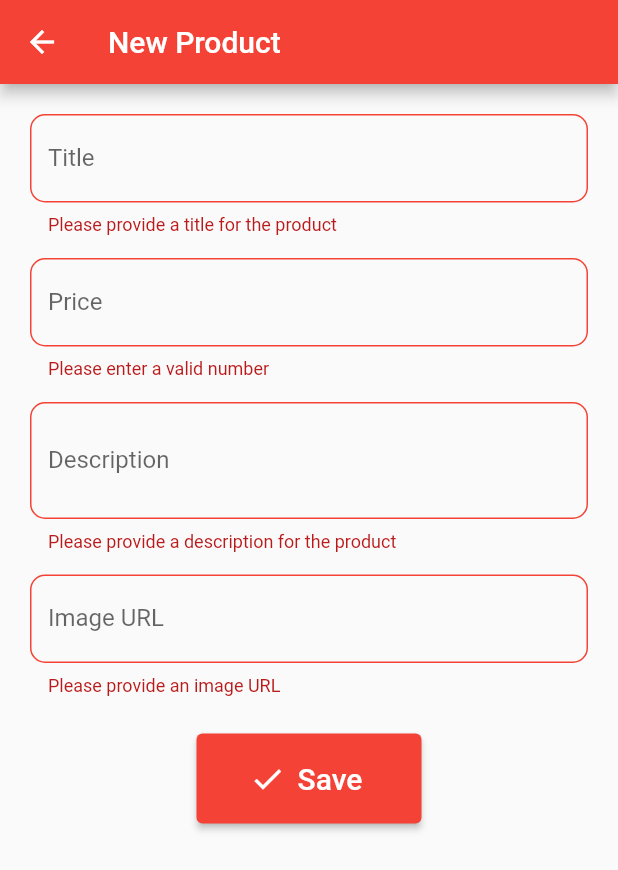
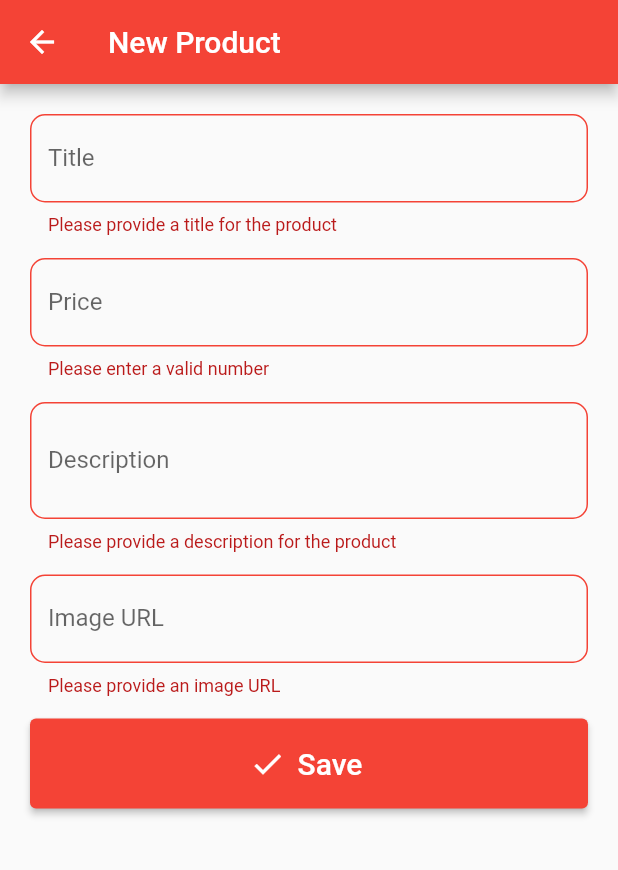
Before and after one commit to Faris-Hadziomerovic/flutter-shop-app, a Flutter app: the AddEditUserProductsScreen screen opened by its route, after a tap on "Save", on a phone screen of 412 x 824 dp. Shown: the top 870 px of the screen. Run offline on Flutter 3.47's test engine with Material 2 defaults, Android fonts, the phone set to English and light mode, and no system bars; our stand-ins replace fluttertoast; network calls fail.

Commit message:
finished add/edit product form with logic, updated style of user-products screen

```diff
--- a/lib/screens/add_edit_user_products_screen.dart
+++ b/lib/screens/add_edit_user_products_screen.dart
@@ -5,15 +5,9 @@ import '../providers/products_provider.dart';
 import '../widgets/add-edit-user-products/product_properties_form.dart';
 
 class AddEditUserProductsScreen extends StatelessWidget {
-  static const newProductRouteName = '/new-product';
-  static const editProductRouteName = '/edit-product';
+  static const routeName = '/add-edit-product';
 
-  final bool editExistingProduct;
-
-  const AddEditUserProductsScreen({
-    super.key,
-    this.editExistingProduct = false,
-  });
+  const AddEditUserProductsScreen({super.key});
 
   @override
   Widget build(BuildContext context) {
@@ -22,7 +16,7 @@ class AddEditUserProductsScreen extends StatelessWidget {
 
     return Scaffold(
       appBar: AppBar(
-        title: Text(editExistingProduct ? 'Edit Product' : 'New Product'),
+        title: Text(productId != null ? 'Edit Product' : 'New Product'),
       ),
       body: ProductPropertiesForm(product: product),
     );
--- a/lib/widgets/add-edit-user-products/product_properties_form.dart
+++ b/lib/widgets/add-edit-user-products/product_properties_form.dart
@@ -1,9 +1,12 @@
 import 'package:flutter/material.dart';
+import 'package:provider/provider.dart';
+import 'package:fluttertoast/fluttertoast.dart';
 
 import '../../helpers/input_helper.dart';
 import '../../helpers/validator.dart';
 import '../../models/mutable_product.dart';
 import '../../providers/product.dart';
+import '../../providers/products_provider.dart';
 
 class ProductPropertiesForm extends StatefulWidget {
   final Product? product;
@@ -15,18 +18,22 @@ class ProductPropertiesForm extends StatefulWidget {
 }
 
 class _ProductPropertiesFormState extends State<ProductPropertiesForm> {
+  late final MutableProduct _product;
+  final _form = GlobalKey<FormState>();
   final _imageController = TextEditingController();
   final _imageFocusNode = FocusNode();
-  final _form = GlobalKey<FormState>();
-  late final MutableProduct _product;
+
+  bool get _isEditMode => widget.product != null;
 
   @override
   void initState() {
     super.initState();
-    _product = widget.product == null
-        ? MutableProduct(id: DateTime.now().millisecondsSinceEpoch.toString())
-        : MutableProduct.fromProduct(product: widget.product as Product);
-    _imageController.text = widget.product?.imageUrl ?? '';
+
+    _product = _isEditMode
+        ? MutableProduct.fromProduct(product: widget.product as Product)
+        : MutableProduct(id: DateTime.now().millisecondsSinceEpoch.toString());
+
+    _imageController.text = _product.imageUrl ?? '';
     _imageFocusNode.addListener(_updateImageUrl);
   }
 
@@ -46,12 +53,34 @@ class _ProductPropertiesFormState extends State<ProductPropertiesForm> {
   }
 
   void _saveForm() {
-    _updateImageUrl();
-
     final formIsValid = _form.currentState?.validate() ?? false;
 
     if (formIsValid) {
       _form.currentState?.save();
+
+      if (_isEditMode) {
+        Provider.of<Products>(context, listen: false).update(
+          id: _product.id,
+          updatedProduct: _product.toProduct(),
+        );
+
+        Fluttertoast.showToast(
+          msg: '${_product.title} has been updated.',
+          backgroundColor: Colors.black54,
+        );
+      } else {
+        Provider.of<Products>(context, listen: false).add(
+          _product.toProduct(),
+          insertAsFirst: true,
+        );
+
+        Fluttertoast.showToast(
+          msg: '${_product.title} has been added to your products.',
+          backgroundColor: Colors.black54,
+        );
+      }
+
+      Navigator.pop(context);
     }
   }
 
@@ -145,16 +174,16 @@ class _ProductPropertiesFormState extends State<ProductPropertiesForm> {
                         labelText: 'Image URL',
                       ),
                       onSaved: (newImageUrl) => _product.imageUrl = newImageUrl,
-                      onFieldSubmitted: (_) => _saveForm(),
+                      onFieldSubmitted: (_) => _updateImageUrl(),
                       validator: Validator.validateImageUrl,
                     ),
                   ),
                 ],
               ),
-              Container(
-                width: 150,
+              const SizedBox(height: distanceBetweenFields),
+              SizedBox(
+                width: double.infinity,
                 height: 60,
-                margin: const EdgeInsets.all(25),
                 child: ElevatedButton.icon(
                   onPressed: _saveForm,
                   icon: const Icon(Icons.check),
--- a/lib/widgets/user-products/user_products_list_item.dart
+++ b/lib/widgets/user-products/user_products_list_item.dart
@@ -18,7 +18,7 @@ class UserProductsListItem extends StatelessWidget {
 
   onEdit(BuildContext context) {
     Navigator.of(context).pushNamed(
-      AddEditUserProductsScreen.editProductRouteName,
+      AddEditUserProductsScreen.routeName,
       arguments: product.id,
     );
   }
```
Also changed, not shown: lib/app.dart (+11 -4 lines), lib/providers/products_provider.dart (+24 -2 lines), lib/screens/user_products_screen.dart (+8 -1 lines), pubspec.lock.
